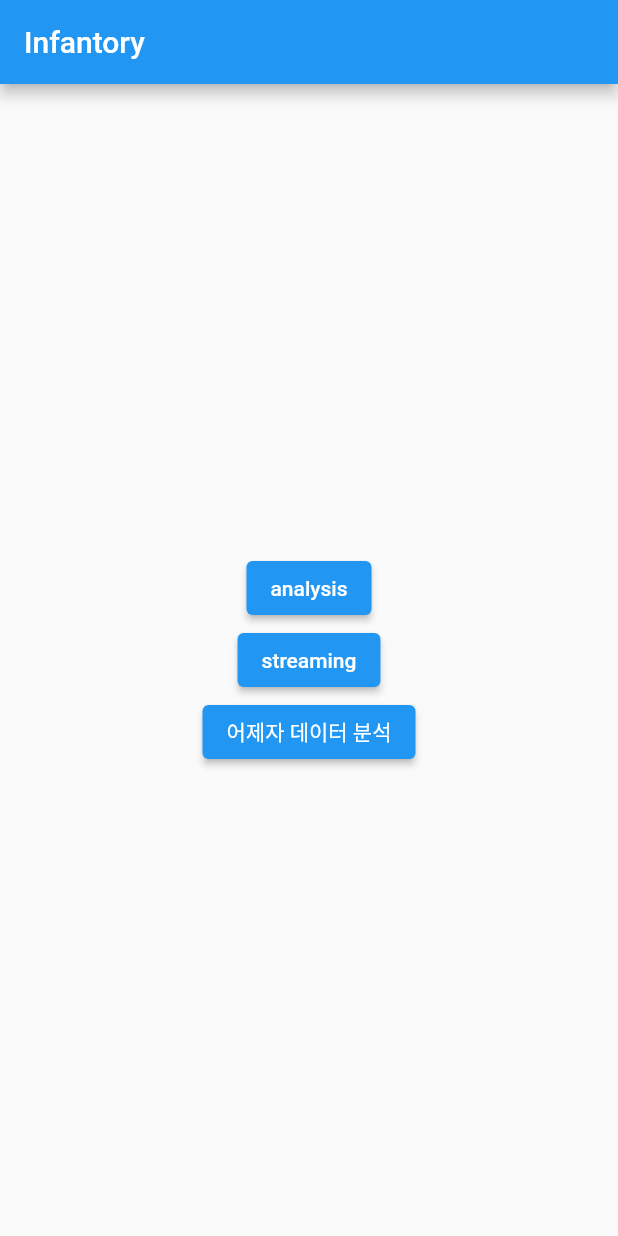
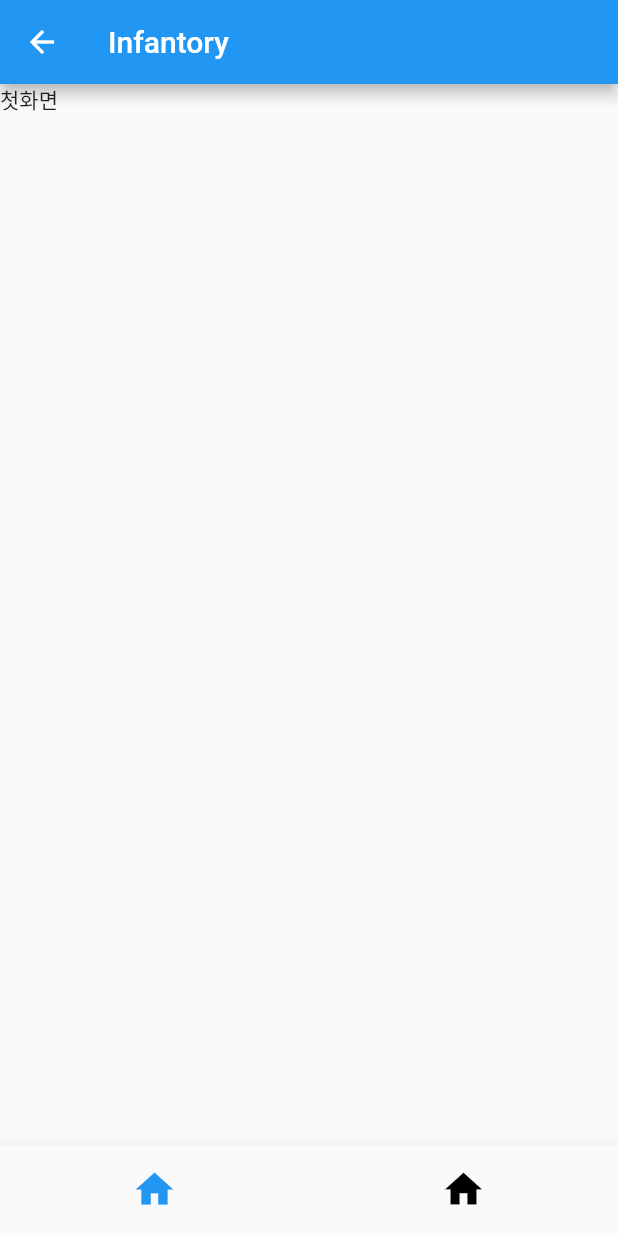
Before and after one commit to Busan-8th-ICT-Hackathon-merge/PetsFinder_Frontend, a Flutter app: the screen it shows after launch, on a phone screen of 412 x 824 dp. Run offline on Flutter 3.47's test engine with Material 2 defaults, Android fonts, the phone set to English and light mode, and no system bars.

Commit message:
first_sample

```diff
--- a/ict/lib/main.dart
+++ b/ict/lib/main.dart
@@ -3,18 +3,18 @@ import 'package:ict/view/home.dart';
 
 void main() {
   runApp(const MaterialApp(
-    home: Iot(),
+    home: Ict(),
   ));
 }
 
-class Iot extends StatefulWidget {
-  const Iot({super.key});
+class Ict extends StatefulWidget {
+  const Ict({super.key});
 
   @override
-  State<Iot> createState() => _IotState();
+  State<Ict> createState() => _IctState();
 }
 
-class _IotState extends State<Iot> {
+class _IctState extends State<Ict> {
   @override
   Widget build(BuildContext context) {
     return const home();
--- /dev/null
+++ b/ict/lib/view/Landing.dart
@@ -0,0 +1,28 @@
+import 'package:flutter/material.dart';
+
+class Landing extends StatefulWidget {
+  const Landing({super.key});
+
+  @override
+  State<Landing> createState() => LandingState();
+}
+
+class LandingState extends State<Landing> {
+  @override
+  Widget build(BuildContext context) {
+    return MaterialApp(
+      home: Scaffold(
+        appBar: AppBar(
+          title: const Text('Infantory'),
+          leading: IconButton(
+            icon: const Icon(Icons.arrow_back),
+            onPressed: () {
+              Navigator.pop(context);
+            },
+          ),
+        ),
+        body: const Text("첫화면"),
+      ),
+    );
+  }
+}
--- a/ict/lib/view/analysis.dart
+++ /dev/null
@@ -1,41 +0,0 @@
-import 'package:flutter/material.dart';
-import 'package:ict/view/data.dart';
-
-class analysis extends StatefulWidget {
-  const analysis({super.key});
-
-  @override
-  State<analysis> createState() => _analysisState();
-}
-
-class _analysisState extends State<analysis> {
-  @override
-  Widget build(BuildContext context) {
-    return MaterialApp(
-      home: Scaffold(
-        appBar: AppBar(
-          title: const Text('Infantory'),
-          leading: IconButton(
-            icon: const Icon(Icons.arrow_back),
-            onPressed: () {
-              Navigator.pop(context);
-            },
-          ),
-        ),
-        body: ListView(
-          children: [
-            ElevatedButton(
-              onPressed: () {
-                Navigator.push(
-                  context,
-                  MaterialPageRoute(builder: (context) => const data()),
-                );
-              },
-              child: const Text("날짜들 주루룩 2주치 정도만"),
-            )
-          ],
-        ),
-      ),
-    );
-  }
-}
--- a/ict/lib/view/home.dart
+++ b/ict/lib/view/home.dart
@@ -1,7 +1,6 @@
 import 'package:flutter/material.dart';
-import 'package:ict/view/analysis.dart';
-import 'package:ict/view/data.dart';
-import 'package:ict/view/streaming.dart';
+import 'package:ict/view/Landing.dart';
+import 'package:ict/view/map.dart';
 
 class home extends StatefulWidget {
   const home({super.key});
@@ -11,48 +10,55 @@ class home extends StatefulWidget {
 }
 
 class _homeState extends State<home> {
+  int curIndex = 0;
   @override
   Widget build(BuildContext context) {
     return MaterialApp(
       home: Scaffold(
-        appBar: AppBar(
-          title: const Text('Infantory'),
-        ),
-        body: Center(
-          child: Column(
-            mainAxisAlignment: MainAxisAlignment.center,
-            children: [
-              ElevatedButton(
-                onPressed: () {
-                  Navigator.push(
-                    context,
-                    MaterialPageRoute(builder: (context) => const analysis()),
-                  );
-                },
-                child: const Text('analysis'),
+        body: getPage(curIndex),
+        bottomNavigationBar: BottomNavigationBar(
+          onTap: (index) {
+            setState(
+              () {
+                curIndex = index;
+              },
+            );
+          },
+          showSelectedLabels: false,
+          showUnselectedLabels: false,
+          items: [
+            BottomNavigationBarItem(
+              icon: Icon(
+                Icons.home,
+                size: 30,
+                color: curIndex == 0 ? Colors.blue : Colors.black,
               ),
-              ElevatedButton(
-                onPressed: () {
-                  Navigator.push(
-                    context,
-                    MaterialPageRoute(builder: (context) => const streaming()),
-                  );
-                },
-                child: const Text('streaming'),
+              label: "Landing",
+            ),
+            BottomNavigationBarItem(
+              icon: Icon(
+                Icons.home,
+                size: 30,
+                color: curIndex == 1 ? Colors.blue : Colors.black,
               ),
-              ElevatedButton(
-                onPressed: () {
-                  Navigator.push(
-                    context,
-                    MaterialPageRoute(builder: (context) => const data()),
-                  );
-                },
-                child: const Text('어제자 데이터 분석'),
-              ),
-            ],
-          ),
+              label: "map",
+            ),
+          ],
         ),
       ),
     );
   }
 }
+
+Widget getPage(int curIndex) {
+  late Widget page;
+  switch (curIndex) {
+    case 0:
+      page = const Landing();
+      break;
+    case 1:
+      page = const map();
+      break;
+  }
+  return page;
+}
--- a/ict/lib/view/streaming.dart
+++ b/ict/lib/view/map.dart
@@ -1,13 +1,13 @@
 import 'package:flutter/material.dart';
 
-class streaming extends StatefulWidget {
-  const streaming({super.key});
+class map extends StatefulWidget {
+  const map({super.key});
 
   @override
-  State<streaming> createState() => _streamingState();
+  State<map> createState() => _mapState();
 }
 
-class _streamingState extends State<streaming> {
+class _mapState extends State<map> {
   @override
   Widget build(BuildContext context) {
     return MaterialApp(
@@ -21,7 +21,7 @@ class _streamingState extends State<streaming> {
             },
           ),
         ),
-        body: const Text("스트리밍보여줌"),
+        body: const Text("지도밑 버튼"),
       ),
     );
   }
```
Also changed, not shown: 1 other file.
